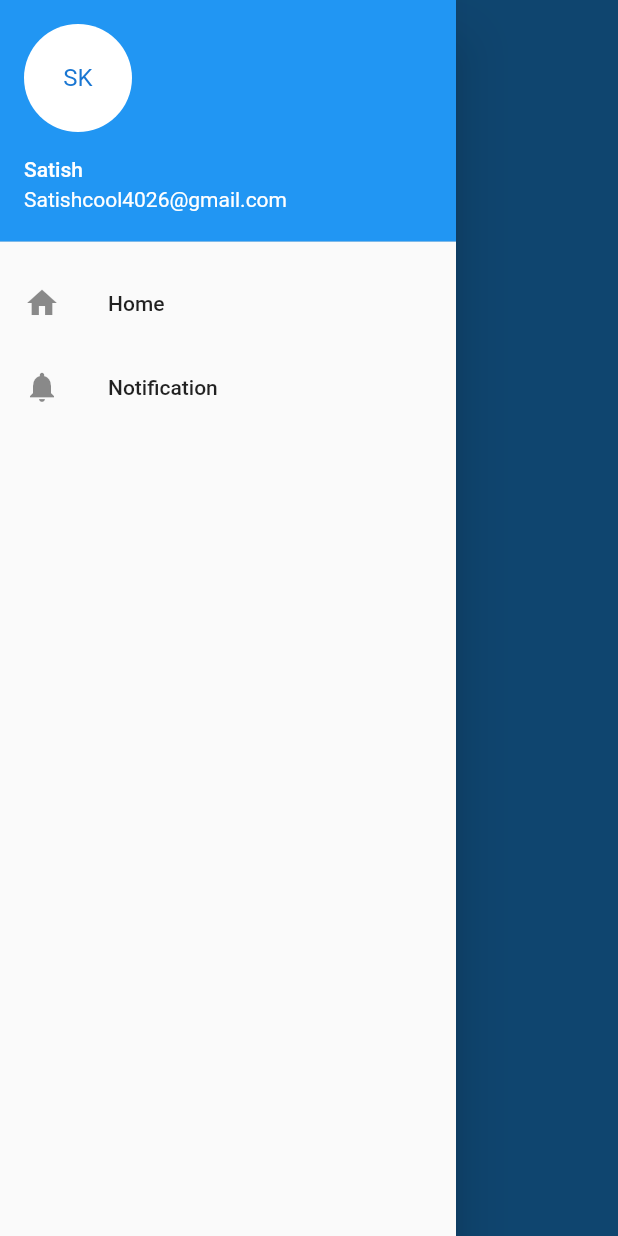
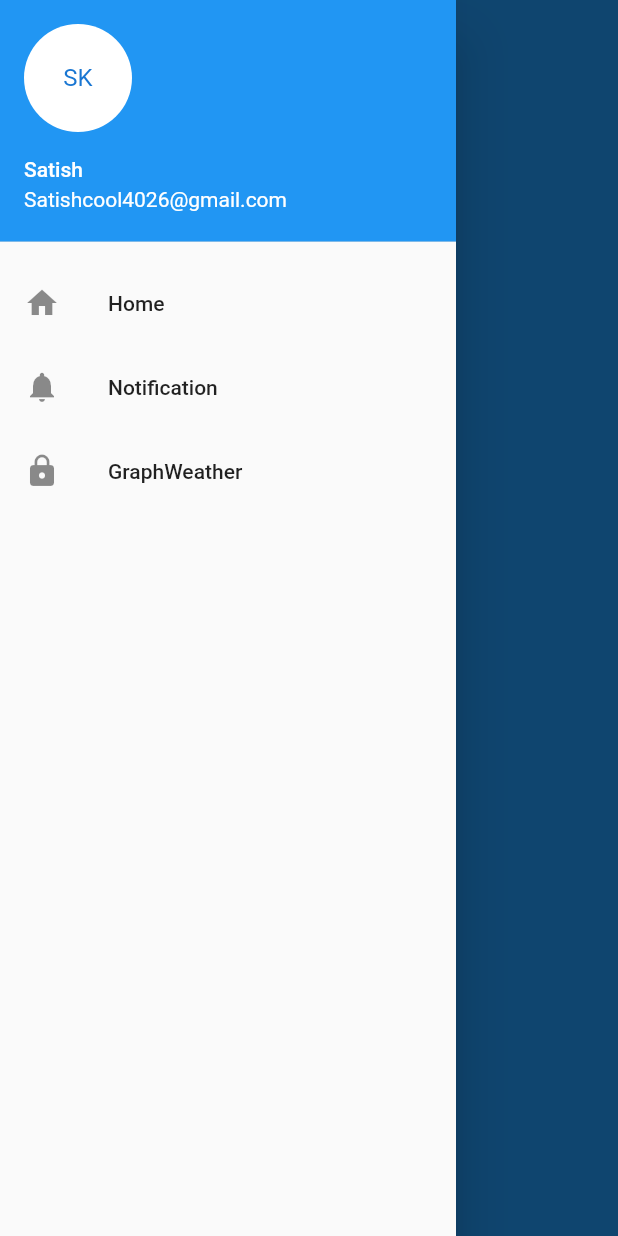
Before and after one commit to satishgenius/weather_app_api, a Flutter app: the screen it shows after launch, in the side drawer, after a tap on "Home", on a phone screen of 412 x 824 dp. Run offline on Flutter 3.47's test engine with Material 2 defaults, Android fonts, the phone set to English and light mode, and no system bars; our stand-ins replace data_connection_checker, firebase_core, firebase_messaging, get, syncfusion_flutter_charts; accounts and stored records are empty; Roboto replaces fonts that are missing (flutterfonts).

Commit message:
added graph and time and date to the screen

```diff
--- a/lib/pages/home_screen.dart
+++ b/lib/pages/home_screen.dart
@@ -1,8 +1,7 @@
 import 'dart:async';
 import 'package:flutter/material.dart';
-import 'package:get/get.dart';
+import 'package:intl/intl.dart';
 import 'package:weather_app_api/pages/mydrawer.dart';
-import 'package:weather_app_api/pages/notifypage.dart';
 import 'package:weather_app_api/services/data_service.dart';
 import 'package:weather_app_api/pages/model.dart';
 import 'package:weather_app_api/widgets/city_textfeilds.dart';
@@ -69,6 +68,25 @@ class _HomeScreen extends State<HomeScreen> {
                       ],
                     ),
                   ),
+                Center(
+                  child:
+                  Text(
+                    DateFormat()
+                        .add_MMMMEEEEd()
+                        .format(DateTime.now()),
+                    style: Theme.of(context)
+                        .textTheme
+                        .caption
+                        .copyWith(
+                      color: Colors.white,
+                      fontSize: 16,
+                      fontWeight: FontWeight.bold,
+                      fontFamily:
+                      'flutterfonts',
+                    ),
+                  ),
+                ),
+
                 Padding(
                   padding: EdgeInsets.symmetric(vertical: 50),
                   child: SizedBox(
@@ -86,6 +104,7 @@ class _HomeScreen extends State<HomeScreen> {
               ],
             ),
           ),
+
         ));
   }
 
@@ -101,7 +120,6 @@ class checkInternet{
   StreamSubscription<DataConnectionStatus> listener;
   var InternetStatus = "Unknown";
   var contentmessage = "Unknown";
-
   void _showDialog(String title,String content ,BuildContext context){
     showDialog(
         context: context,
--- a/lib/pages/mydrawer.dart
+++ b/lib/pages/mydrawer.dart
@@ -1,5 +1,6 @@
 import 'package:flutter/material.dart';
 import 'package:get/get.dart';
+import 'package:weather_app_api/pages/graphweather.dart';
 import 'package:weather_app_api/pages/home_screen.dart';
 import 'package:weather_app_api/pages/notifypage.dart';
 
@@ -36,6 +37,13 @@ class MyDrawer extends StatelessWidget {
             },
             leading: Icon(Icons.notifications),
             title: Text("Notification"),
+          ),
+          ListTile(
+            onTap: (){
+              Get.off(GraphWeather());
+            },
+            leading: Icon(Icons.lock),
+            title: Text("GraphWeather"),
           )
         ],
       ),
--- a/lib/pages/notifypage.dart
+++ b/lib/pages/notifypage.dart
@@ -35,7 +35,8 @@ class _NotifyPageState extends State<NotifyPage> {
 
   @override
   Widget build(BuildContext context) {
-    return Scaffold(
+    return
+      Scaffold(
       drawer: MyDrawer(),
       backgroundColor: Colors.blue,
       appBar: AppBar(
--- a/pubspec.yaml
+++ b/pubspec.yaml
@@ -28,6 +28,8 @@ dependencies:
   firebase_core: ^1.10.0
   firebase_messaging: ^11.1.0
   http: ^0.12.2
+  intl: ^0.16.0
+  syncfusion_flutter_charts: ^18.4.46
 
 
   # The following adds the Cupertino Icons font to your application.
```
Also changed, not shown: lib/pages/graphweather.dart (added, +59 -0 lines), pubspec.lock.
